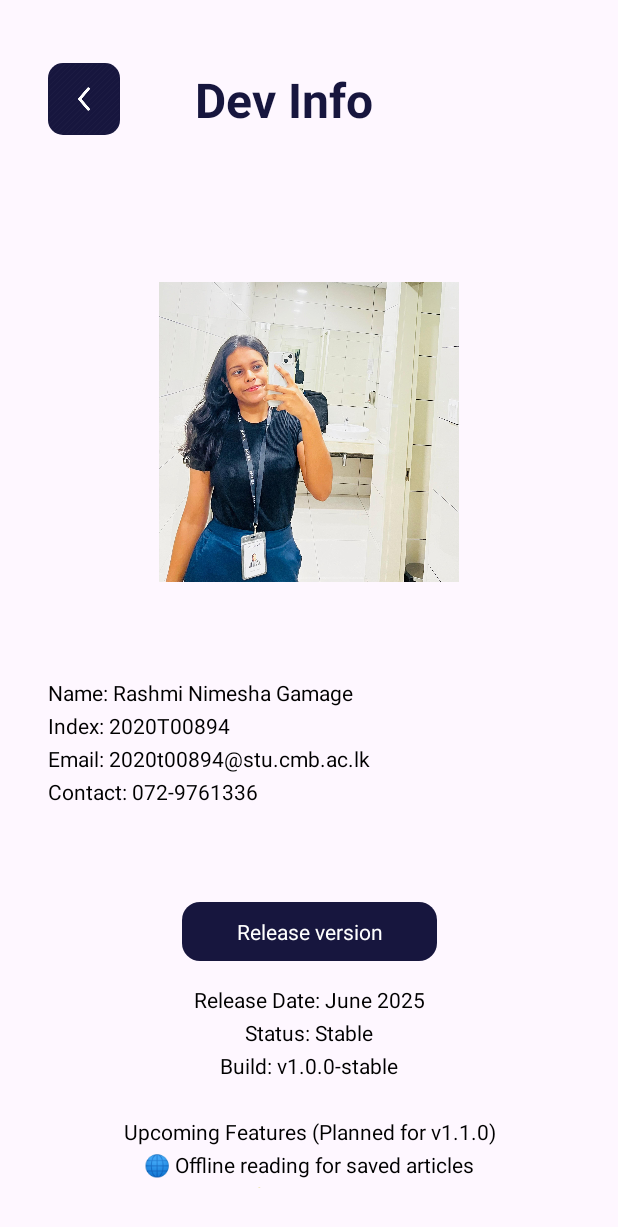
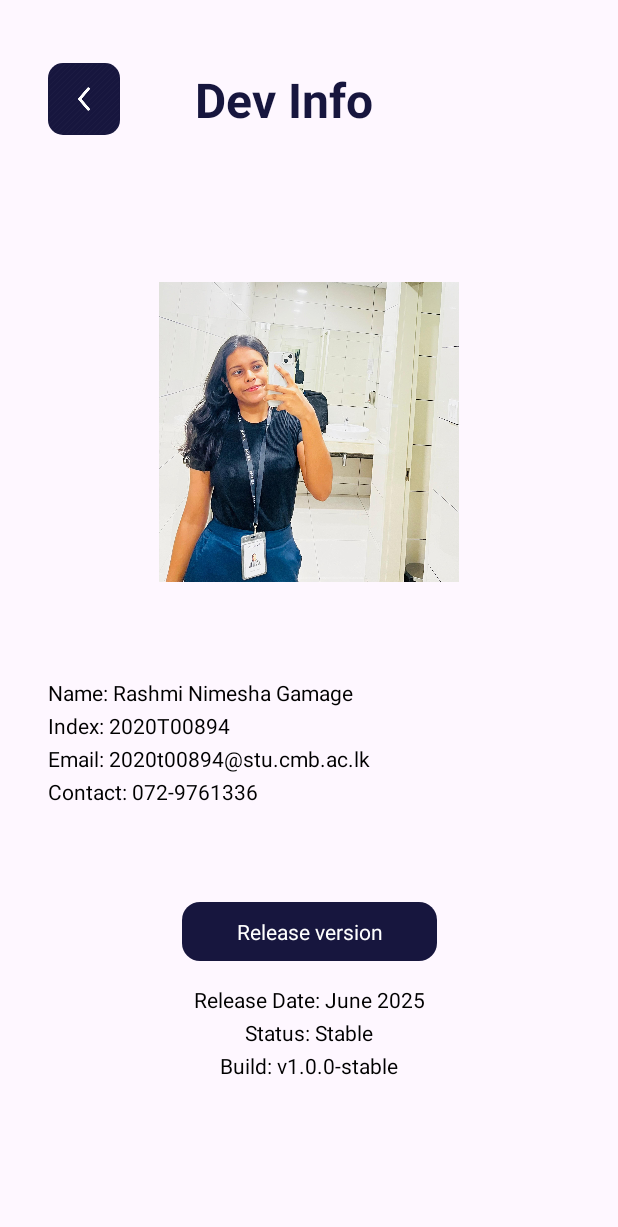
Before and after one commit to rashmiNimesha/techPluseApp, an Android app: the DevInfoActivity screen opened directly, with no data from a screen before it, after a tap on "Release version", on a phone screen of 412 x 824 dp. Shown: the top 1227 px of the screen. Run offline under Robolectric (Android 15) with nearby library versions, the phone set to English and light mode, and no system bars; Roboto replaces fonts that are not available here.

Commit message:
techPluse: minor change

```diff
--- a/app/src/main/res/layout/activity_dev_info.xml
+++ b/app/src/main/res/layout/activity_dev_info.xml
@@ -79,7 +79,7 @@
         android:layout_width="0dp"
         android:layout_height="wrap_content"
         android:layout_marginTop="16dp"
-        android:text="Release Date: June 2025\nStatus: Stable\nBuild: v1.0.0-stable\n\nUpcoming Features (Planned for v1.1.0)\n🌐 Offline reading for saved articles\n🌙 Dark mode"
+        android:text="Release Date: June 2025\nStatus: Stable\nBuild: v1.0.0-stable"
         android:visibility="gone"
         android:lineSpacingExtra="6dp"
         app:layout_constraintTop_toBottomOf="@+id/releaseButton"
```
